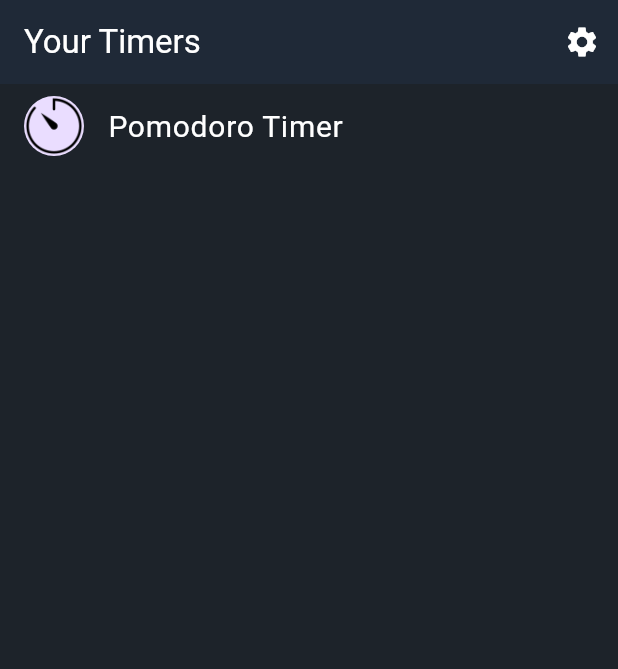
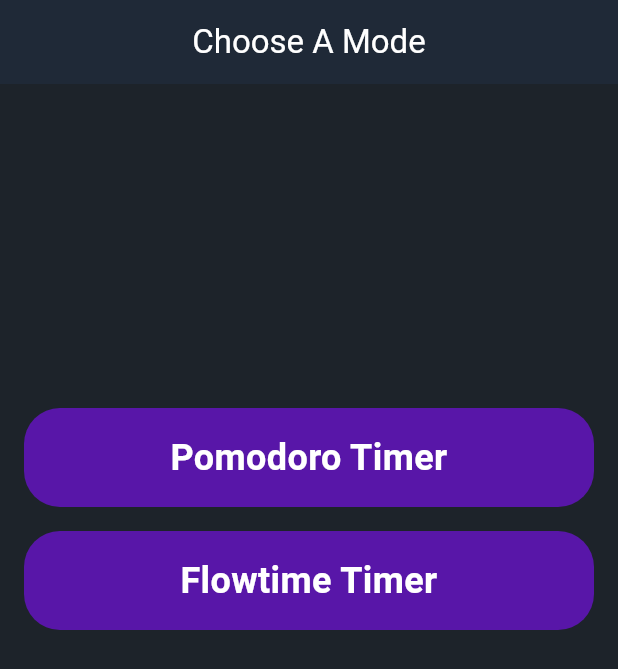
Before and after one commit to as-mach/pomoflow-flutter, a Flutter app: the screen it shows after launch, on a phone screen of 412 x 824 dp. Shown: the top 669 px of the screen. Run offline on Flutter 3.47's test engine with Material 3 defaults, Android fonts, the phone set to English and light mode, and no system bars; our stand-ins replace stop_watch_timer; missing offline and left inert: alarmplayer; generated files the repository leaves out were written again.

Commit message:
added flow timer

```diff
--- a/lib/src/timer/timer_list_view.dart
+++ b/lib/src/timer/timer_list_view.dart
@@ -1,15 +1,17 @@
 import 'package:flutter/material.dart';
+import 'package:flutter_application_1/src/timer/timer.dart';
+import '../settings/settings_view.dart';
+import 'pomotimer_details.dart'; // Importing the Pomodoro timer details view
+import 'flowtimer_details.dart'; // Importing the Flowtime timer details view
 
-import '../settings/settings_view.dart';
-import 'timer.dart';
-import 'timer_details_view.dart';
-
-/// Displays a list of Timers.
 class TimerListView extends StatelessWidget {
   const TimerListView({
-    super.key,
-    this.items = const [Timer("Pomodoro")],
-  });
+    Key? key,
+    this.items = const [
+      Timer("Pomodoro"),
+      Timer("Flowtime"), // Adding a Flowtime timer
+    ],
+  }) : super(key: key);
 
   static const routeName = '/';
 
@@ -19,58 +21,65 @@ class TimerListView extends StatelessWidget {
   Widget build(BuildContext context) {
     return Scaffold(
       appBar: AppBar(
-        title: const Text('Your Timers'),
+        title: const Text('Choose A Mode',
+          style: TextStyle(color: Colors.white),
+        ),
+        centerTitle: true,
         actions: [
-          IconButton(
-            icon: const Icon(Icons.settings),
-            onPressed: () {
-              // Navigate to the settings page. If the user leaves and returns
-              // to the app after it has been killed while running in the
-              // background, the navigation stack is restored.
-              Navigator.restorablePushNamed(context, SettingsView.routeName);
-            },
-          ),
+          // IconButton(
+          //   icon: const Icon(Icons.settings),
+          //   onPressed: () {
+          //     Navigator.restorablePushNamed(context, SettingsView.routeName);
+          //   },
+          // ),
         ],
       ),
-
-      // To work with lists that may contain a large number of items, it’s best
-      // to use the ListView.builder constructor.
-      //
-      // In contrast to the default ListView constructor, which requires
-      // building all Widgets up front, the ListView.builder constructor lazily
-      // builds Widgets as they’re scrolled into view.
-      body: ListView.builder(
-        // Providing a restorationId allows the ListView to restore the
-        // scroll position when a user leaves and returns to the app after it
-        // has been killed while running in the background.
-        restorationId: 'TimerListView',
+      body: Column(
+        mainAxisAlignment: MainAxisAlignment.center,
+        crossAxisAlignment: CrossAxisAlignment.stretch,
+        children: [
+          Expanded(
+            child: ListView.builder(
+              padding: EdgeInsets.only(top: 200),
               itemCount: items.length,
               itemBuilder: (BuildContext context, int index) {
                 final item = items[index];
-
-          return ListTile(
-            title: Text(
-              style: const TextStyle(
-                color: Colors.white,
-                fontSize: 20),
-                // fontFamily: 'Helvetica',
-                // fontWeight: FontWeight.bold),
-              '${item.name} Timer'),
-            leading: const CircleAvatar(
-              // Display the Flutter Logo image asset.
-              foregroundImage: AssetImage('assets/images/icons8-timer-64.png'),
-            ),
+                return GestureDetector(
                   onTap: () {
-              // Navigate to the details page. If the user leaves and returns to
-              // the app after it has been killed while running in the
-              // background, the navigation stack is restored.
+                    if (item.name == 'Pomodoro') {
                       Navigator.restorablePushNamed(
                         context,
-                TimerDetailsView.routeName,
+                        PomoDetailsView.routeName,
+                      );
+                    } else if (item.name == 'Flowtime') {
+                      Navigator.restorablePushNamed(
+                        context,
+                        FlowDetailsView.routeName,
                       );
                     }
+                  },
+                  child: Container(
+                    margin: EdgeInsets.only(top: 16, left: 16, right: 16),
+                    padding: EdgeInsets.all(16),
+                    decoration: BoxDecoration(
+                      color: const Color.fromARGB(255, 88, 22, 168),
+                      borderRadius: BorderRadius.circular(24.0),
+                    ),
+                    child: Text(
+                      '${item.name} Timer',
+                      style: TextStyle(
+                        color: Colors.white,
+                        fontSize: 24,
+                        fontWeight: FontWeight.bold,
+                      ),
+                      textAlign: TextAlign.center,
+                    ),
+                  ),
                 );
               },
+            ),
+          ),
+        ],
       ),
     );
   }
--- a/pubspec.yaml
+++ b/pubspec.yaml
@@ -4,7 +4,7 @@ description: "A new Flutter project."
 # Prevent accidental publishing to pub.dev.
 publish_to: 'none'
 
-version: 1.0.0+3
+version: 1.0.0+4
 
 environment:
   sdk: '>=3.2.6 <4.0.0'
```
Also changed, not shown: lib/src/app.dart (+6 -4 lines), lib/src/timer/flowtimer_details.dart (added, +238 -0 lines), lib/src/timer/pomotimer_details.dart (renamed from lib/src/timer/timer_details_view.dart, +5 -5 lines). Lines whose indentation alone changed are shown as unchanged.
